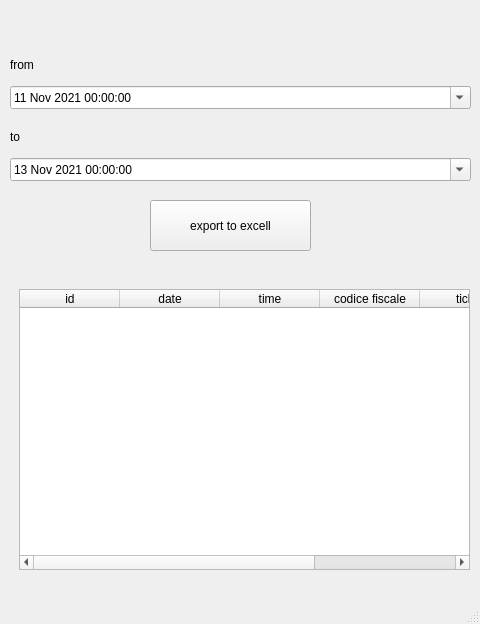
This is exportToExcell.ui in eternauta109/contact_tracing as Qt 5 draws it before an edit. The edited form follows.
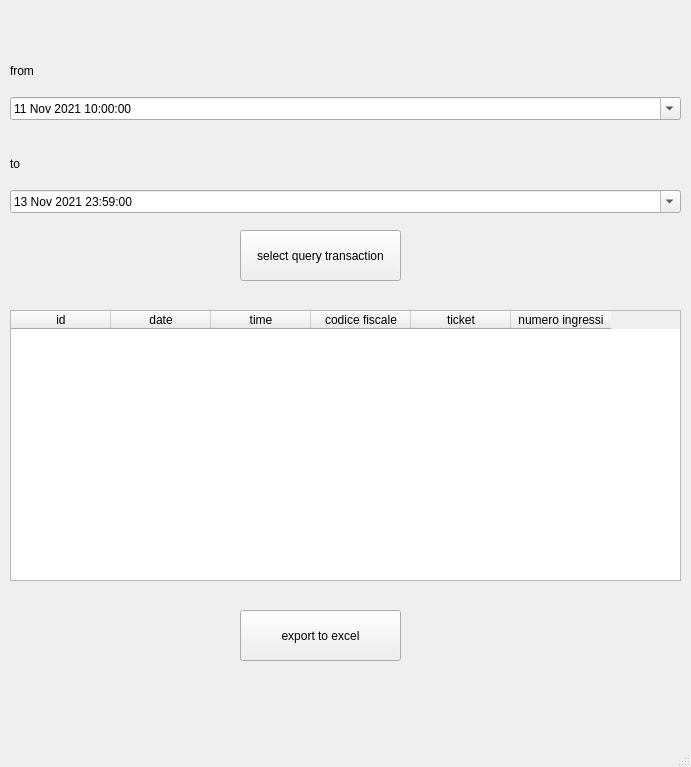
This is the edited form.

Commit message: aggiunto creazione foglio excel

```diff
--- a/exportToExcell.ui
+++ b/exportToExcell.ui
@@ -6,8 +6,8 @@
    <rect>
     <x>0</x>
     <y>0</y>
-    <width>480</width>
-    <height>624</height>
+    <width>691</width>
+    <height>767</height>
    </rect>
   </property>
   <property name="windowTitle">
@@ -19,13 +19,23 @@
      <rect>
       <x>10</x>
       <y>50</y>
-      <width>461</width>
-      <height>131</height>
+      <width>671</width>
+      <height>163</height>
      </rect>
     </property>
     <layout class="QGridLayout" name="gridLayout">
      <item row="2" column="0" alignment="Qt::AlignTop">
       <widget class="QDateTimeEdit" name="fromTime">
+       <property name="dateTime">
+        <datetime>
+         <hour>10</hour>
+         <minute>0</minute>
+         <second>0</second>
+         <year>2021</year>
+         <month>11</month>
+         <day>11</day>
+        </datetime>
+       </property>
        <property name="date">
         <date>
          <year>2021</year>
@@ -45,49 +55,59 @@
        </property>
       </widget>
      </item>
-     <item row="3" column="0">
+     <item row="5" column="0">
+      <widget class="QDateTimeEdit" name="toTime">
+       <property name="dateTime">
+        <datetime>
+         <hour>23</hour>
+         <minute>59</minute>
+         <second>0</second>
+         <year>2021</year>
+         <month>11</month>
+         <day>13</day>
+        </datetime>
+       </property>
+       <property name="date">
+        <date>
+         <year>2021</year>
+         <month>11</month>
+         <day>13</day>
+        </date>
+       </property>
+       <property name="calendarPopup">
+        <bool>true</bool>
+       </property>
+      </widget>
+     </item>
+     <item row="4" column="0">
       <widget class="QLabel" name="label_2">
        <property name="text">
         <string>to</string>
        </property>
       </widget>
      </item>
-     <item row="4" column="0">
-      <widget class="QDateTimeEdit" name="toTime">
-       <property name="date">
-        <date>
-         <year>2021</year>
-         <month>11</month>
-         <day>13</day>
-        </date>
-       </property>
-       <property name="calendarPopup">
-        <bool>true</bool>
-       </property>
-      </widget>
-     </item>
     </layout>
    </widget>
    <widget class="QPushButton" name="pushButton">
     <property name="geometry">
      <rect>
-      <x>150</x>
-      <y>200</y>
+      <x>240</x>
+      <y>610</y>
       <width>161</width>
       <height>51</height>
      </rect>
     </property>
     <property name="text">
-     <string>export to excell</string>
+     <string>export to excel</string>
     </property>
    </widget>
    <widget class="QWidget" name="gridLayoutWidget_2">
     <property name="geometry">
      <rect>
-      <x>19</x>
-      <y>289</y>
-      <width>451</width>
-      <height>281</height>
+      <x>10</x>
+      <y>310</y>
+      <width>671</width>
+      <height>271</height>
      </rect>
     </property>
     <layout class="QGridLayout" name="gridLayout_2">
@@ -142,6 +162,19 @@
      </item>
     </layout>
    </widget>
+   <widget class="QPushButton" name="pushToQuery">
+    <property name="geometry">
+     <rect>
+      <x>240</x>
+      <y>230</y>
+      <width>161</width>
+      <height>51</height>
+     </rect>
+    </property>
+    <property name="text">
+     <string>select query transaction</string>
+    </property>
+   </widget>
   </widget>
   <widget class="QMenuBar" name="menubar">
    <property name="geometry">
```
Left out of the diff: 4 changed lines with no effect on the pictures. The commit also changes 4 other files.
